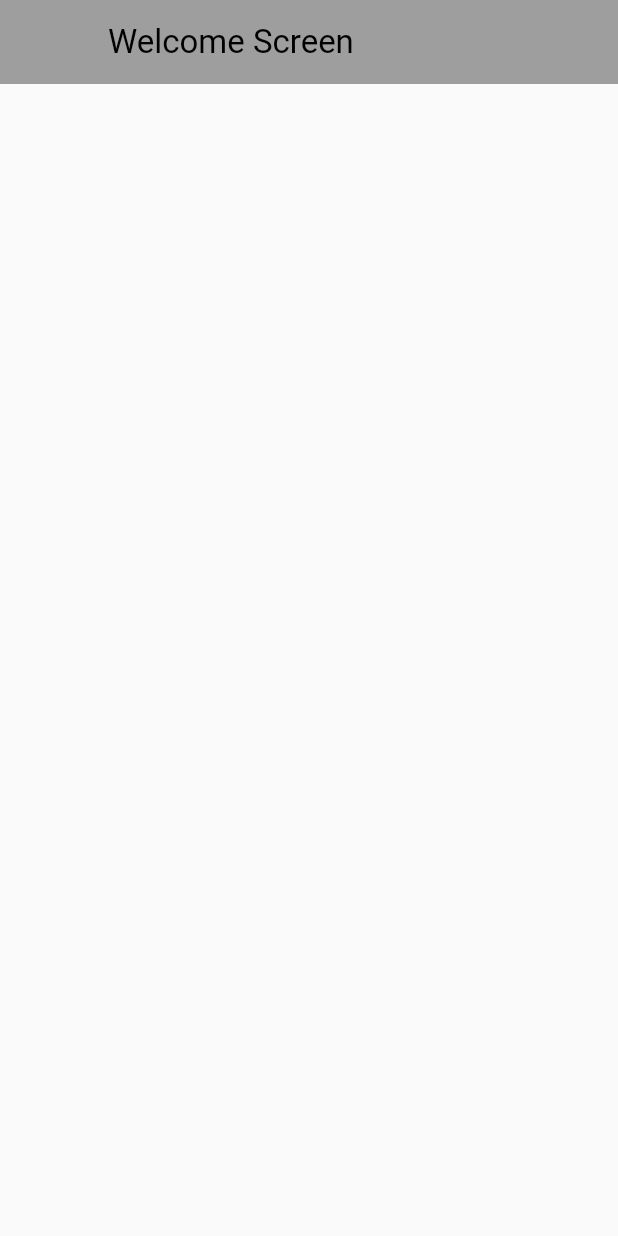
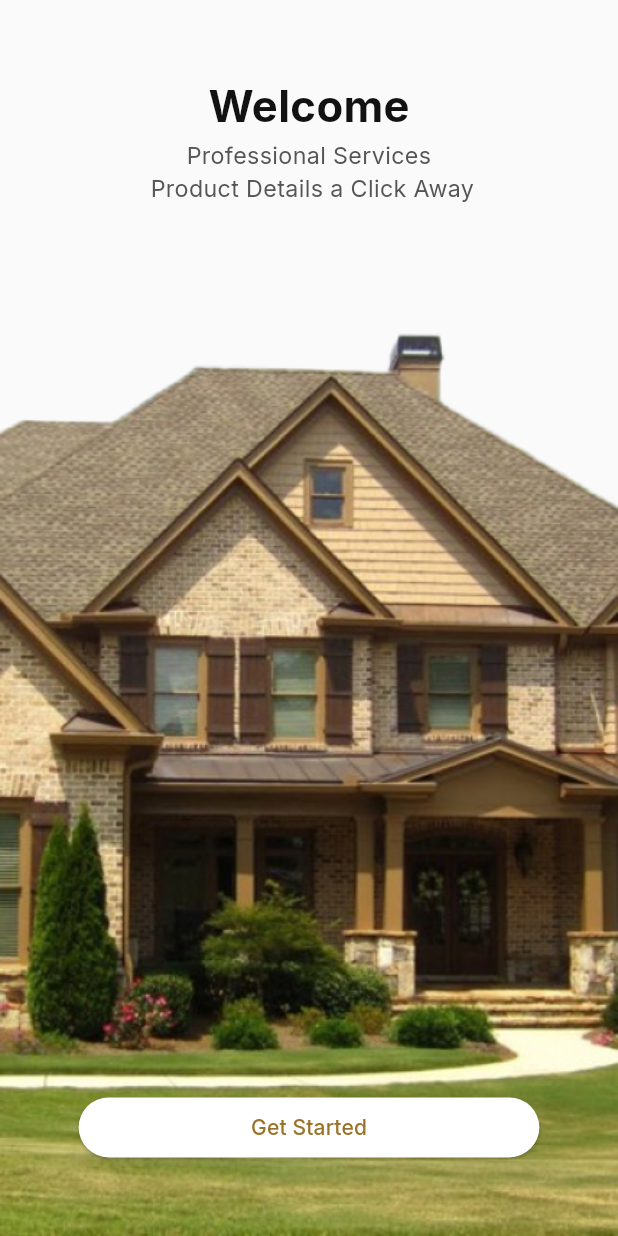
Before and after one commit to TL-TECHNOLOGIES-PRIVATE-LIMITED/every_home-flutter, a Flutter app: the WelcomeScreen screen opened directly, on a phone screen of 412 x 824 dp. Run offline on Flutter 3.47's test engine with Material 3 defaults, Android fonts, the light colour scheme and no system bars; our stand-ins replace audioplayers, connectivity_plus, country_code_picker, device_info_plus, easy_localization, firebase_auth and 17 more; missing offline and left inert: google_maps_webservice; accounts and stored records are empty.

Commit message:
added font-family and welcome screen

```diff
--- a/lib/helper/styles/colors_res.dart
+++ b/lib/helper/styles/colors_res.dart
@@ -93,6 +93,7 @@ class ColorsRes {
     brightness: Brightness.light,
     scaffoldBackgroundColor: bgColorLight,
     cardColor: cardColorLight,
+    fontFamily: 'Inter',
     iconTheme: IconThemeData(
       color: grey,
     ),
@@ -118,6 +119,7 @@ class ColorsRes {
     brightness: Brightness.dark,
     scaffoldBackgroundColor: bgColorDark,
     cardColor: cardColorDark,
+    fontFamily: 'Inter',
     iconTheme: IconThemeData(
       color: grey,
     ),
--- a/lib/modules/intro/view/splash_screen.dart
+++ b/lib/modules/intro/view/splash_screen.dart
@@ -1,4 +1,5 @@
 import 'package:every_home_flutter/helper/utils/general_imports.dart';
+import 'package:every_home_flutter/modules/intro/view/welcome_screen.dart';
 
 class ScreenSplash extends StatefulWidget {
   const ScreenSplash({super.key});
@@ -11,8 +12,8 @@ class _ScreenSplashState extends State<ScreenSplash> {
   @override
   void initState() {
     Future.delayed(const Duration(seconds: 3)).then((_) {
-      Navigator.push(context,
-          MaterialPageRoute(builder: (ctx) => const ScreenOnBoarding()));
+      Navigator.push(
+          context, MaterialPageRoute(builder: (ctx) => const WelcomeScreen()));
     });
     super.initState();
   }
--- a/lib/modules/intro/view/welcome_screen.dart
+++ b/lib/modules/intro/view/welcome_screen.dart
@@ -1,13 +1,64 @@
-import 'package:flutter/material.dart';
+import 'package:every_home_flutter/helper/utils/general_imports.dart';
 
 class WelcomeScreen extends StatelessWidget {
   const WelcomeScreen({super.key});
 
   @override
   Widget build(BuildContext context) {
-    return Scaffold(
-      appBar: AppBar(title: const Text('Welcome Screen')),
-
+    return SafeArea(
+      child: Scaffold(
+        body: Stack(
+          children: [
+            Positioned(
+              bottom: 0,
+              left: 0,
+              right: 0,
+              child: defaultImg(image: 'welcome_screen.png', height: 0.4.sh),
+            ),
+            Positioned(
+              top: 50,
+              left: 0,
+              right: 0,
+              child: Column(
+                children: [
+                  Text(
+                    'Welcome',
+                    style: TextStyle(
+                      fontSize: 30.sp,
+                      fontWeight: FontWeight.w700,
+                      color: Theme.of(context).brightness == Brightness.dark
+                          ? ColorsRes.mainTextColorDark
+                          : ColorsRes.mainTextColorLight,
+                    ),
+                  ),
+                  Text(
+                    'Professional Services\n Product Details a Click Away',
+                    textAlign: TextAlign.center,
+                    style: TextStyle(
+                      fontSize: 16.sp,
+                      fontWeight: FontWeight.normal,
+                      color: Theme.of(context).brightness == Brightness.dark
+                          ? ColorsRes.subTitleTextColorDark
+                          : ColorsRes.subTitleTextColorLight,
+                    ),
+                  ),
+                ],
+              ),
+            ),
+            Positioned(
+              bottom: 50.h,
+              left: 50.w,
+              right: 50.w,
+              child: ElevatedButton(
+                onPressed: () {
+                  Navigator.pushNamed(context, '/onboarding');
+                },
+                child: const Text('Get Started'),
+              ),
+            ),
+          ],
+        ),
+      ),
     );
   }
 }
```
Also changed, not shown: pubspec.yaml (+4 -4 lines), assets/font/Inter.ttf (added), assets/images/welcome_screen.png (added), lib/helper/general_widgets/custom_button.dart (added).
